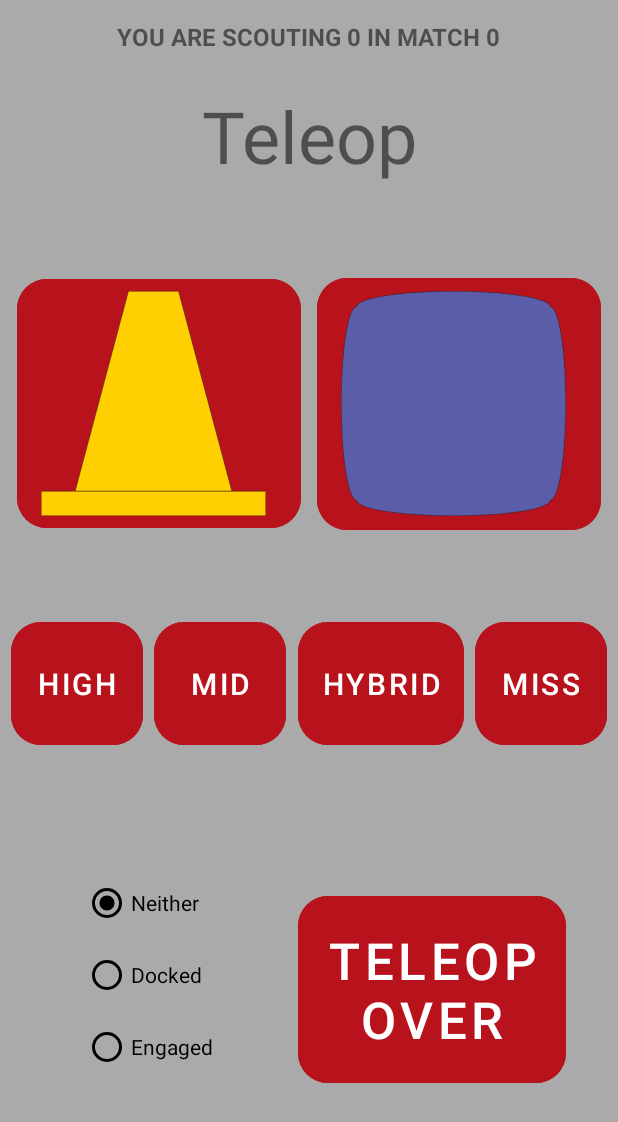
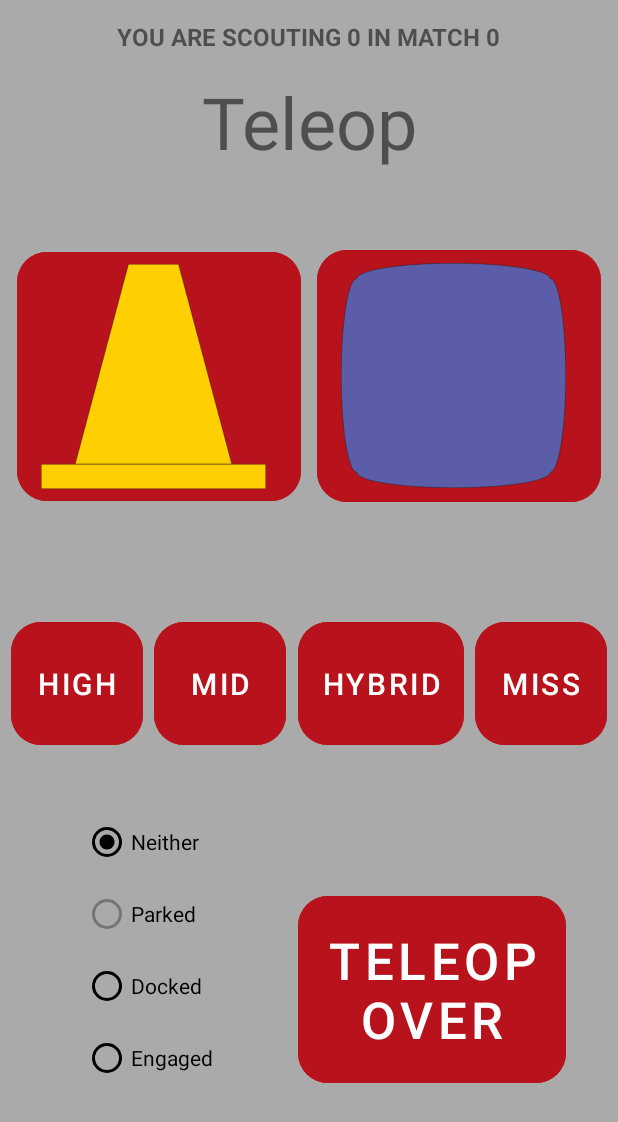
Before and after one commit to mojo626/ChainLynx-Scouting-App, an Android app: the AutoScouting screen opened directly, with no data from a screen before it, after a tap on an icon or button, on a phone screen of 412 x 824 dp. Shown: the top 1122 px of the screen. Run offline under Robolectric (Android 15) with nearby library versions, the phone set to English and light mode, and no system bars.

Commit message:
Added small fixes including removing the unneeded qr code and pit scouting button Also added space for recording notes, and fixed issue with the TBA API returning the wrong schedule

```diff
--- a/app/src/main/java/com/example/chainlynxscoutingapp/AutoScouting.java
+++ b/app/src/main/java/com/example/chainlynxscoutingapp/AutoScouting.java
@@ -8,17 +8,10 @@ import android.graphics.drawable.ColorDrawable;
 import android.os.Bundle;
 import android.os.Handler;
 import android.os.Looper;
-import android.os.VibrationEffect;
-import android.os.Vibrator;
 import android.util.Log;
-import android.view.Gravity;
-import android.view.HapticFeedbackConstants;
-import android.view.LayoutInflater;
 import android.view.View;
 import android.widget.Button;
 import android.widget.CheckBox;
-import android.widget.LinearLayout;
-import android.widget.PopupWindow;
 import android.widget.RadioGroup;
 import android.widget.TextView;
 
@@ -56,25 +49,30 @@ public class AutoScouting extends AppCompatActivity {
         }
         TextView text = (TextView)findViewById(R.id.teamScouting);
         text.setText("YOU ARE SCOUTING " + teamData.teamNumber + " IN MATCH " + teamData.matchNumber);
+        if (teamData.alliance == "red") {
+            text.setTextColor(Color.rgb(255, 0, 0));
+        } else {
+            text.setTextColor(Color.rgb(0, 0, 255));
+        }
 
 
-        //Code to wait for 15 sec and then flash when auto is over
-        final Handler handler = new Handler(Looper.getMainLooper());
-        handler.postDelayed(new Runnable() {
-            @Override
-            public void run() {
-
-                ColorDrawable draw = (ColorDrawable) findViewById(R.id.root_layout).getBackground();
-                if (draw.getColor() == Color.rgb(200, 100, 100))
-                {
-                    findViewById(R.id.root_layout).setBackgroundColor(Color.parseColor("#aaaaaa"));
-                } else {
-                    findViewById(R.id.root_layout).setBackgroundColor(Color.rgb(200, 100, 100));
-                }
-
-                handler.postDelayed(this, 100);
-            }
-        }, 15000);
+//        //Code to wait for 15 sec and then flash when auto is over
+//        final Handler handler = new Handler(Looper.getMainLooper());
+//        handler.postDelayed(new Runnable() {
+//            @Override
+//            public void run() {
+//
+//                ColorDrawable draw = (ColorDrawable) findViewById(R.id.root_layout).getBackground();
+//                if (draw.getColor() == Color.rgb(0, 0, 0))
+//                {
+//                    findViewById(R.id.root_layout).setBackgroundColor(Color.parseColor("#aaaaaa"));
+//                } else {
+//                    findViewById(R.id.root_layout).setBackgroundColor(Color.rgb(0, 0, 0));
+//                }
+//
+//                handler.postDelayed(this, 100);
+//            }
+//        }, 15000);
 
 
 
@@ -199,17 +197,17 @@ public class AutoScouting extends AppCompatActivity {
             public void onClick(View view) {
                 RadioGroup radioGroup = findViewById(R.id.radioGroup);
                 int radioId = radioGroup.getCheckedRadioButtonId();
-                String docked = "";
+                int docked = 0;
                 switch (radioId)
                 {
                     case R.id.neitherRadioButton:
-                        docked = "Not Docked";
+                        docked = 0;
                         break;
                     case R.id.unengagedRadioButton:
-                        docked = "Unengaged";
+                        docked = 8;
                         break;
                     case R.id.engagedRadioButton:
-                        docked = "Engaged";
+                        docked = 12;
                         break;
                 }
 
@@ -224,7 +222,7 @@ public class AutoScouting extends AppCompatActivity {
                 finalTeamData.autoCubesScoredHybrid = autoHybridCubesScored;
                 finalTeamData.autoMissed = misses;
                 finalTeamData.autoDocked = docked;
-                finalTeamData.autoMobility = mobility;
+                finalTeamData.autoMobility = mobility ? 3 : 0;
 
                 Intent i = new Intent(AutoScouting.this, TeleopScouting.class);
                 i.putExtra("data",gson.toJson(finalTeamData));
--- a/app/src/main/java/com/example/chainlynxscoutingapp/TeamData.java
+++ b/app/src/main/java/com/example/chainlynxscoutingapp/TeamData.java
@@ -11,8 +11,8 @@ public class TeamData {
     public int autoCubesScoredMid;
     public int autoCubesScoredHybrid;
     public int autoMissed;
-    public boolean autoMobility;
-    public String autoDocked;
+    public int autoMobility;
+    public int autoDocked;
     public int teleopConesScoredHigh;
     public int teleopConesScoredMid;
     public int teleopConesScoredHybrid;
@@ -20,9 +20,9 @@ public class TeamData {
     public int teleopCubesScoredMid;
     public int teleopCubesScoredHybrid;
     public int teleopMissed;
-    public String teleopDocked;
+    public int endgame;
+    public String notes;
 
-    public String notes;
 
 
     TeamData(){}
--- a/app/src/main/res/layout/activity_auto_scouting.xml
+++ b/app/src/main/res/layout/activity_auto_scouting.xml
@@ -6,7 +6,6 @@
     android:layout_width="match_parent"
     android:layout_height="match_parent"
     android:background="#696969"
-    android:backgroundTint="#aaaaaa"
     tools:context=".AutoScouting">
 
     <RadioGroup
--- a/app/src/main/res/layout/activity_match_setup.xml
+++ b/app/src/main/res/layout/activity_match_setup.xml
@@ -2,7 +2,7 @@
 <androidx.constraintlayout.widget.ConstraintLayout xmlns:android="http://schemas.android.com/apk/res/android"
     xmlns:app="http://schemas.android.com/apk/res-auto"
     xmlns:tools="http://schemas.android.com/tools"
-    android:id="@+id/root_layout"
+    android:id="@+id/root_layout2"
     android:layout_width="match_parent"
     android:layout_height="match_parent"
     android:background="#aaaaaa"
--- a/app/src/main/res/layout/activity_notes.xml
+++ b/app/src/main/res/layout/activity_notes.xml
@@ -33,8 +33,8 @@
 
     <Button
         android:id="@+id/notesNextButton"
-        android:layout_width="126dp"
-        android:layout_height="66dp"
+        android:layout_width="176dp"
+        android:layout_height="79dp"
         android:backgroundTint="#b8131c"
         android:text="Next"
         android:textSize="24sp"
--- a/app/src/main/res/layout/activity_teleop_scouting.xml
+++ b/app/src/main/res/layout/activity_teleop_scouting.xml
@@ -26,6 +26,12 @@
             android:layout_height="wrap_content"
             android:buttonTint="#000000"
             android:text="Neither" />
+
+        <RadioButton
+            android:id="@+id/parkedRadioButton"
+            android:layout_width="match_parent"
+            android:layout_height="wrap_content"
+            android:text="Parked" />
 
         <RadioButton
             android:id="@+id/unengagedRadioButton"
```
Also changed, not shown: app/src/main/java/com/example/chainlynxscoutingapp/MainActivity.java (+8 -8 lines), app/src/main/java/com/example/chainlynxscoutingapp/QrCodeDisplay.java (+57 -2 lines), app/src/main/java/com/example/chainlynxscoutingapp/TeleopScouting.java (+9 -5 lines), app/src/main/res/layout/activity_main.xml (+4 -18 lines), app/src/main/res/layout/activity_qr_code_display.xml (+15 -1 lines), 3 other files.
